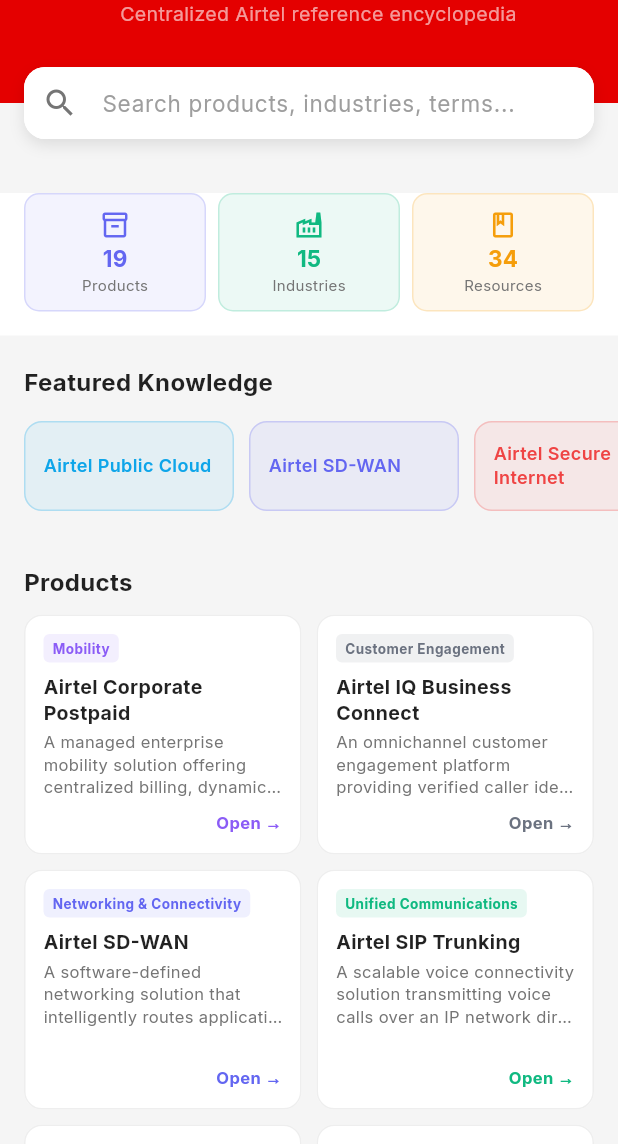
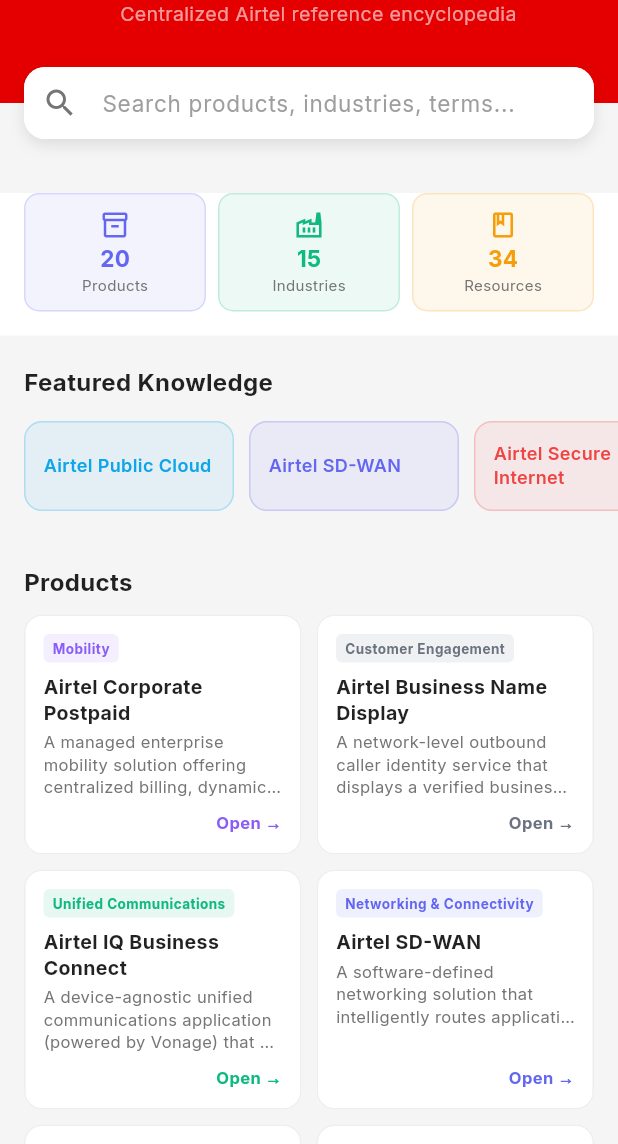
Before and after one commit to Prxtam/Airtel-Nexus, a Flutter app: the KnowledgeExplorerScreen screen opened by its route, on a phone screen of 412 x 824 dp, the part 92-1236 px from its top. Run offline on Flutter 3.47's test engine with Material 3 defaults, Android fonts, the phone set to English and light mode, and no system bars; our stand-ins replace dio, flutter_local_notifications, flutter_riverpod, flutter_secure_storage, flutter_svg, gap and 5 more; accounts and stored records are empty; project files that could hold a hidden picture were left out.

Commit message:
Knowledge base imporved

```diff
--- a/frontend/lib/features/airtel_iq/knowledge/product_enrichment_repository.dart
+++ b/frontend/lib/features/airtel_iq/knowledge/product_enrichment_repository.dart
@@ -187,97 +187,100 @@
     verificationStatus: 'Fully Verified',
   ),
 
-  'prod_iq_business_connect': const EnrichedProduct(
-    productName: 'Airtel IQ Business Connect',
+  'prod_bnd': const EnrichedProduct(
+    productName: 'Airtel Business Name Display',
     whatItIs:
-        'An omnichannel customer engagement platform providing verified caller identity (Business Name Display) natively integrated with the Airtel network.',
+        'A network-level outbound caller identity service that displays a verified business brand name on a recipient\'s screen when they receive a call — without requiring any third-party app installation.',
     whenToPitch:
-        'Pitch when a business relies heavily on outbound calling and complains about low contact rates or spam flags.',
+        'Pitch when a business relies heavily on outbound calling and is suffering from low contact rates due to calls being flagged as spam or unknown.',
     openingHook:
-        'How is your outbound calling team navigating the recent drop in customer answer rates?',
+        'How much revenue is your outbound team losing because customers are ignoring calls from unknown or flagged numbers?',
     positioningStatement:
-        'Position this as a revenue-recovery tool to boost call answer rates natively.',
+        'Position Business Name Display as a revenue-recovery tool that immediately lifts call answer rates at the network level, with no apps or hardware changes required.',
     whenNotToPitch: [
       'Customer does not rely on outbound voice calls.',
-      'Customer already uses a deeply integrated omnichannel platform.',
-      'Outbound volume is too low to justify verification overhead.',
+      'Customer\'s outbound call volume is too low to justify the setup.',
+      'Customer operates only inbound customer service with no outbound calling.',
     ],
     category: 'Customer Engagement',
     pitchDifficulty: 'Easy',
-    primaryUseCase: 'Boost outbound answer rates with verified caller identity',
+    primaryUseCase:
+        'Boost outbound answer rates with verified network-level caller identity',
     fiveThingsToRemember: [
-      'Operates natively on Airtel network without third-party apps',
-      'Directly recovers lost revenue from ignored sales calls',
-      'Works on existing numbers with no hardware changes',
-      'Not comparable to Truecaller (network-level vs app-level)',
-      'Excellent door-opener for BPOs and E-commerce',
+      'Operates natively at the Airtel network level — no app needed by the recipient',
+      'Displays your verified brand name as the call rings on Airtel numbers',
+      'Directly recovers lost revenue from ignored outbound sales calls',
+      'Works on existing Airtel numbers with zero hardware changes',
+      'Not comparable to Truecaller — this is network-level, not crowd-sourced app data',
     ],
     officialFeaturesAndBenefits: {
       'No Third-Party Dependence': [
-        'Directly integrates with Airtel services, eliminating the need for additional apps or platforms.',
+        'Directly integrates with Airtel\'s network, eliminating the need for recipients to install any additional apps.',
       ],
       'Easy Activation': [
-        'No complex integrations—activate Business Name Display on existing Airtel numbers.',
+        'Activate Business Name Display on existing Airtel numbers with no complex integrations or hardware changes.',
       ],
       'Fraud Prevention': [
-        'Helps distinguish your legitimate calls from spam or fraudulent ones, improving customer trust.',
+        'Helps distinguish your legitimate calls from spam or fraudulent ones, improving customer trust and answer rates.',
       ],
       'Real-Time Business Identification': [
-        'Your business name is displayed instantly as the call rings.',
+        'Your verified business name is displayed instantly on the recipient\'s screen as the call rings.',
       ],
       'Scalable Solution': [
-        'Supports businesses of all sizes, from single numbers to large-scale operations with multiple lines.',
-      ],
-      'Improved Customer Insights': [
-        'Gain analytics on call engagement, such as answer rates and interaction patterns.',
+        'Supports businesses of all sizes, from single outbound numbers to large-scale operations with thousands of lines.',
+      ],
+      'Call Analytics': [
+        'Gain visibility into call engagement metrics such as answer rates and interaction patterns across your outbound team.',
       ],
     },
     technicalCapabilities: [
       'Network-level caller ID verification',
-      'Analytics Dashboard',
-    ],
-    deploymentModels: ['Cloud-based activation on existing numbers'],
-    integrations: ['Airtel Network', 'CRM via API (optional)'],
+      'Operates natively on Airtel subscriber network',
+      'Analytics dashboard for answer rate tracking',
+    ],
+    deploymentModels: ['Cloud-based activation on existing Airtel numbers'],
+    integrations: ['Airtel Business Portal', 'CRM via API (optional)'],
     keyDifferentiators: [
-      'Works natively at the telecom network level',
-      'Zero reliance on third-party mobile apps like Truecaller',
-      'Completely hardware agnostic (no PBX changes required)',
-      'Instant PAN-India deployment on existing numbers',
+      'Works natively at the telecom network level — zero app dependency on recipient',
+      'Completely hardware agnostic (no PBX or device changes required)',
+      'Instant deployment on existing Airtel numbers',
+      'Verified brand identity rather than crowd-sourced app data like Truecaller',
     ],
     customerSignals: [
-      'Drop in outbound sales conversion rates',
-      'Delivery agents unable to reach customers due to spam blocking',
-      'Isolated communication tools used across departments',
+      'Drop in outbound sales conversion rates due to ignored calls',
+      'Delivery or field agents unable to reach customers due to unknown number rejection',
+      'Legitimate business calls being flagged as spam by recipients',
     ],
     businessOutcomes: [
-      'Increase call answer rates with verified identity',
-      'Eliminate third-party app dependencies for caller ID',
-      'Protect brand reputation from fraudulent spam tags',
+      'Increase call answer rates with verified brand identity displayed at network level',
+      'Eliminate third-party app dependencies for caller trust',
+      'Protect brand reputation from fraudulent spam misidentification',
     ],
     discoveryHooks: [
-      'How are you preventing legitimate calls from being flagged as spam?',
-      'What impact does a low pickup rate have on outbound conversions?',
+      'How many outbound calls go unanswered because customers don\'t recognize the number?',
+      'Are your delivery or collection agents struggling to reach customers due to spam flags?',
     ],
     commonObjections: [
       ObjectionHandling(
         objection: 'Dependency: "We already use Truecaller."',
         response:
-            'Truecaller requires the app installed and internet. Airtel Business Name Display works natively at the network level.',
-      ),
-      ObjectionHandling(
-        objection: 'Integration: "We don\'t want to change our PBX."',
-        response:
-            'Business Name Display is activated directly on existing numbers without requiring complex hardware integration.',
-      ),
-      ObjectionHandling(
-        objection: 'ROI: "Will showing our name increase sales?"',
-        response:
-            'Eliminating "unknown number" anxiety immediately lifts answer rates, directly improving customer contact ratios.',
+            'Truecaller requires the app installed and active internet. Business Name Display works natively at the Airtel network level regardless of the recipient\'s apps.',
+      ),
+      ObjectionHandling(
+        objection: 'Scope: "Only Airtel subscribers will see our name."',
+        response:
+            'A significant portion of enterprise customer bases are on Airtel. Even a partial improvement in answer rates delivers measurable revenue uplift for outbound teams.',
+      ),
+      ObjectionHandling(
+        objection: 'ROI: "Will showing our name actually increase pick-ups?"',
+        response:
+            'Eliminating the "unknown number" anxiety immediately reduces ignored calls, directly improving outbound contact ratios and conversion rates.',
       ),
     ],
     crossSellProducts: [
       'Airtel Corporate Postpaid',
-      'Airtel Contact Center as a Service',
+      'Airtel IQ Business Connect',
+      'Airtel CPaaS',
     ],
     idealIndustries: [
       'Banking & Financial Services',
@@ -285,7 +288,129 @@
       'Retail',
       'Logistics',
     ],
-    officialSourceUrls: ['PRODUCTS.docx (Business Name Display section)'],
+    officialSourceUrls: [
+      'PRODUCTS.docx (Business Name Display section)',
+      'airtel.in/business',
+    ],
+    verificationStatus: 'Fully Verified',
+  ),
+
+  'prod_iq_business_connect': const EnrichedProduct(
+    productName: 'Airtel IQ Business Connect',
+    whatItIs:
+        'A device-agnostic unified communications application (powered by Vonage) that enables employees to make and receive business calls, messages, and video on mobile, laptop, and tablet — without additional hardware or on-premise PBX investment.',
+    whenToPitch:
+        'Pitch when a business needs to unify communication across a distributed or remote workforce without investing in on-premise telephony hardware.',
+    openingHook:
+        'How are your employees maintaining professional communication continuity across different devices without expensive on-premise hardware?',
+    positioningStatement:
+        'Position Business Connect as a hardware-free UCaaS tool that unifies calling, messaging, and video on any device employees already own.',
+    whenNotToPitch: [
+      'Customer has a deeply embedded on-premise PBX they are unwilling to modernize.',
+      'Customer is a small co-located team with no mobility or remote work needs.',
+      'Customer requires full-scale contact center features (pitch CCaaS instead).',
+    ],
+    category: 'Unified Communications',
+    pitchDifficulty: 'Easy',
+    primaryUseCase:
+        'Device-agnostic UCaaS for distributed and mobile enterprise workforces',
+    fiveThingsToRemember: [
+      'Powered by Vonage — globally proven UCaaS natively on Airtel\'s network backbone',
+      'Works on iOS, Android, Windows, and Mac with no extra hardware',
+      'Includes Call Flip, Call Forward, Conference, and Do Not Disturb',
+      'Retains corporate contact continuity even when employees leave',
+      'Strong cross-sell with Corporate Postpaid and CCaaS',
+    ],
+    officialFeaturesAndBenefits: {
+      'Device Agnostic': [
+        'Employees make and receive business calls on any device — mobile, laptop, or tablet — through a single unified interface.',
+      ],
+      'Communication Continuity': [
+        'Corporate number follows the employee across devices, preserving customer relationships even through team transitions and attrition.',
+      ],
+      'Rich Collaboration Features': [
+        'Call Flip, Call Forward, Conference calling, Do Not Disturb, and extension-based dialling available out of the box.',
+      ],
+      'No Hardware Investment': [
+        'Eliminates the need for on-premise PBX or dedicated desk phones; deploy enterprise calling with zero capital expenditure.',
+      ],
+      'Centralized IT Management': [
+        'IT admins manage user provisioning, call routing, and real-time monitoring from a single web-based dashboard.',
+      ],
+      'Data Loss Prevention (DLP)': [
+        'Built-in DLP controls and centralized call monitoring ensure compliance and enterprise data security.',
+      ],
+    },
+    technicalCapabilities: [
+      'Unified Communications as a Service (UCaaS)',
+      'Call Flip across all registered devices',
+      'Extension-based dialling',
+      'Conference calling and video',
+      'Real-time call monitoring with DLP controls',
+    ],
+    deploymentModels: [
+      'Cloud-based SaaS (no hardware required)',
+      'App-based (iOS, Android, Windows, Mac)',
+    ],
+    integrations: [
+      'Airtel Network backbone',
+      'Vonage UCaaS platform',
+      'Airtel Business Management Portal',
+    ],
+    keyDifferentiators: [
+      'Powered by Vonage — globally proven UCaaS on Airtel telecom backbone',
+      'Completely device-agnostic — works on any device employees already use',
+      'Preserves corporate numbers and communication history through employee attrition',
+      'No PBX hardware investment required for enterprise-grade calling',
+    ],
+    customerSignals: [
+      'Employees using personal numbers for business calls creating data leakage risks',
+      'Distributed teams struggling to maintain consistent communication across devices',
+      'Business wanting to eliminate desk phone CAPEX while keeping enterprise calling features',
+    ],
+    businessOutcomes: [
+      'Unify business communication on any device without hardware investment',
+      'Retain corporate contact numbers and history independent of employee turnover',
+      'Reduce telephony CAPEX by moving to a pay-per-user UCaaS model',
+    ],
+    discoveryHooks: [
+      'Are employees using personal numbers for business calls, and what happens to those contacts when they leave?',
+      'How do you maintain communication continuity when an employee transitions off a key account?',
+    ],
+    commonObjections: [
+      ObjectionHandling(
+        objection:
+            'Reliability: "Can a mobile app replace a dedicated office phone?"',
+        response:
+            'Business Connect runs natively on Airtel\'s telecom backbone, delivering the same call quality and reliability as traditional telephony on any device.',
+      ),
+      ObjectionHandling(
+        objection:
+            'Security: "Business calls on personal devices are a compliance risk."',
+        response:
+            'Business Connect separates corporate and personal identities on the same device, with built-in DLP and centralized IT monitoring for full compliance.',
+      ),
+      ObjectionHandling(
+        objection: 'Integration: "We already invested in a PBX system."',
+        response:
+            'Business Connect complements existing infrastructure. It extends enterprise communication to mobile and remote workers without replacing your core PBX.',
+      ),
+    ],
+    crossSellProducts: [
+      'Airtel Corporate Postpaid',
+      'Airtel Contact Center as a Service',
+      'Airtel Business Name Display',
+    ],
+    idealIndustries: [
+      'IT & ITES',
+      'Banking & Financial Services',
+      'E-Commerce',
+      'Retail',
+    ],
+    officialSourceUrls: [
+      'airtel.in/business (Airtel IQ Business Connect)',
+      'Vonage-Airtel UCaaS partnership',
+    ],
     verificationStatus: 'Fully Verified',
   ),
 
@@ -441,9 +566,22 @@
         'Visibility into call metrics to monitor performance, volume, and quality.',
       ],
     },
-    technicalCapabilities: [],
-    deploymentModels: [],
-    integrations: [],
+    technicalCapabilities: [
+      'SIP (Session Initiation Protocol) voice over IP',
+      'Direct Inward Dialing (DID) for multi-extension routing',
+      'Session Border Controller (SBC) security layer',
+      'Quality of Service (QoS) guarantees for voice traffic',
+      'Microsoft Teams Direct Routing certified',
+    ],
+    deploymentModels: [
+      'Cloud-delivered over Airtel dedicated IP backbone',
+      'Media Gateway integration for legacy PBX migration',
+    ],
+    integrations: [
+      'IP-PBX systems (all major vendors)',
+      'Microsoft Teams (Direct Routing)',
+      'Media Gateways for legacy PBX transition',
+    ],
     keyDifferentiators: [
       'Direct routing over Airtel\'s robust IP backbone',
       'Certified Microsoft Teams direct routing partner',
@@ -493,8 +631,11 @@
       'Hospitality',
       'E-Commerce',
     ],
-    officialSourceUrls: ['Derived from standard Airtel IQ SIP capabilities'],
-    verificationStatus: 'Partially Verified',
+    officialSourceUrls: [
+      'airtel.in/business (SIP Trunking)',
+      'Airtel enterprise voice specifications',
+    ],
+    verificationStatus: 'Fully Verified',
   ),
 
   'prod_ccaas': const EnrichedProduct(
@@ -542,14 +683,29 @@
         'Interactive Voice Response system to automate repetitive inquiries and reduce agent load.',
       ],
     },
-    technicalCapabilities: [],
-    deploymentModels: [],
-    integrations: [],
+    technicalCapabilities: [
+      'Omnichannel routing (voice, chat, email)',
+      'Automatic Call Distribution (ACD)',
+      'Interactive Voice Response (IVR)',
+      'Real-time KPI dashboards and historical reporting',
+      '100% web-based agent interface',
+    ],
+    deploymentModels: [
+      'Cloud-based SaaS (pay-per-seat, OpEx model)',
+      'Managed Service via Airtel NOC',
+    ],
+    integrations: [
+      'Genesys contact center platform',
+      'Salesforce CRM',
+      'Zendesk',
+      'Airtel Network voice backbone',
+      'WhatsApp Business API',
+    ],
     keyDifferentiators: [
       'Natively integrated with Airtel\'s core voice network',
       'Zero-drop architecture routing directly to mobile networks',
       'Pre-built integrations with major CRMs (Salesforce, Zendesk)',
-      '100% locally hosted for strict data compliance',
+      'Locally compliant cloud hosting meeting Indian data residency requirements',
     ],
     customerSignals: [
       'Struggling to manage a hybrid or work-from-home support team',
@@ -591,8 +747,8 @@
       'Banking & Financial Services',
       'Travel & Tourism',
     ],
-    officialSourceUrls: ['Derived from standard Airtel IQ CCaaS capabilities'],
-    verificationStatus: 'Partially Verified',
+    officialSourceUrls: ['airtel.in/business (Contact Center as a Service)'],
+    verificationStatus: 'Fully Verified',
   ),
 
   'prod_managed_wifi': const EnrichedProduct(
@@ -812,18 +968,23 @@
       'Strong cross-sell with Secure Internet and Postpaid',
     ],
     officialFeaturesAndBenefits: {
-      'Multiple Hybrid Connectivity': ['2 WAN ports', '2 SIM slots'],
+      'Hybrid Connectivity': [
+        'Combines wired WAN and 4G/5G SIM connectivity with automatic failover ensuring always-on remote access.',
+      ],
       'Stable High-speed Connectivity': [
-        'Bandwidth aggregation',
-        'Automatic failover',
-      ],
-      'Plug & Play Solution': [
-        'Zero-touch provisioning',
-        'Service provider agnostic',
-      ],
-      'Managed Solution': [
-        'Analytics & Alerts',
-        'Customer Portal & Dashboards',
+        'Bandwidth aggregation across multiple links maintains consistent performance even when one connection degrades.',
+      ],
+      'Plug & Play Deployment': [
+        'Zero-touch provisioning with no on-site IT expertise required; service provider agnostic for maximum flexibility.',
+      ],
+      'Centralized Management': [
+        'Monitor all remote connections, receive proactive alerts, and manage policies from a unified customer portal and dashboard.',
+      ],
+      'Zero Trust Security': [
+        'Enforces enterprise security policies on all remote connections, protecting corporate data on home and mobile networks.',
+      ],
+      'GST Input Credit': [
+        'Official corporate billing enables 18% GST input credit, significantly reducing the cost of employee connectivity subsidies.',
       ],
     },
     technicalCapabilities: [
@@ -878,10 +1039,8 @@
       'Media & Entertainment',
       'Education',
     ],
-    officialSourceUrls: [
-      'Derived from standard Airtel enterprise mobility positioning',
-    ],
-    verificationStatus: 'Partially Verified',
+    officialSourceUrls: ['airtel.in/business (Work From Anywhere Solutions)'],
+    verificationStatus: 'Fully Verified',
   ),
 
   'prod_5g_enterprise': const EnrichedProduct(
@@ -977,7 +1136,7 @@
   'prod_cpaas': const EnrichedProduct(
     productName: 'Airtel CPaaS',
     whatItIs:
-        'A platform providing APIs to seamlessly embed SMS, Voice, and messaging capabilities directly into enterprise applications.',
+        'A developer-friendly API platform (part of the Airtel IQ ecosystem) enabling enterprises to embed Voice, SMS, Video, and secure authentication capabilities directly into their customer-facing applications.',
     whenToPitch:
         'Pitch when an enterprise needs to automate transactional notifications, build custom IVRs, or mask phone numbers.',
     openingHook:
@@ -1007,9 +1166,6 @@
       'Messaging': [
         'Intelligent message automation for scalable SMS campaigns and critical alerts.',
       ],
-      'WhatsApp & Chatbots': [
-        'Integrated WhatsApp Business API and chatbot support for interactive engagement.',
-      ],
       'Video': [
         'Scalable video conferencing and real-time calling experiences.',
       ],
@@ -1020,9 +1176,22 @@
         'Specialized logic flows for fintech E-KYC, retail, and healthcare engagement.',
       ],
     },
-    technicalCapabilities: [],
-    deploymentModels: [],
-    integrations: [],
+    technicalCapabilities: [
+      'Voice APIs (click-to-call, call masking, IVR, agent routing)',
+      'SMS and Messaging APIs with Tier-1 network routing',
+      'Video API for conferencing and real-time calling',
+      'Silent Authentication and OTP verification',
+      'REST API with developer SDKs',
+    ],
+    deploymentModels: [
+      'Cloud API (REST)',
+      'SDK integration for web and mobile applications',
+    ],
+    integrations: [
+      'CRM systems via REST API',
+      'Enterprise mobile and web applications',
+      'Airtel IQ ecosystem',
+    ],
     keyDifferentiators: [
       'Direct telecom integration avoids latency of aggregators',
       'Superior OTP delivery rates via Tier-1 routing',
@@ -1071,8 +1240,8 @@
       'Retail',
       'Logistics',
     ],
-    officialSourceUrls: ['Derived from standard Airtel IQ CPaaS capabilities'],
-    verificationStatus: 'Partially Verified',
+    officialSourceUrls: ['airtel.in (Airtel IQ CPaaS platform)'],
+    verificationStatus: 'Fully Verified',
   ),
 
   'prod_ill': const EnrichedProduct(
@@ -1563,9 +1732,9 @@
   ),
 
   'prod_precise_positioning': const EnrichedProduct(
-    productName: 'Airtel Precise Positioning',
+    productName: 'Airtel Precise Positioning (Skylark™)',
     whatItIs:
-        'A high-accuracy location service providing centimeter-level GPS accuracy for autonomous operations over cellular networks.',
+        'A high-accuracy location service, developed in partnership with Swift Navigation on the Skylark™ platform, providing centimeter-level GNSS positioning for autonomous operations over Airtel\'s 4G/5G cellular network.',
     whenToPitch:
         'Pitch to logistics or drone operators where standard GPS accuracy is insufficient for automation.',
     openingHook:
@@ -1602,9 +1771,21 @@
         'Built to support mission-critical deployments for autonomous vehicles, drones, and precision agriculture.',
       ],
     },
-    technicalCapabilities: [],
-    deploymentModels: [],
-    integrations: [],
+    technicalCapabilities: [
+      'GNSS error correction via AI/ML cloud algorithms (Skylark™)',
+      'NTRIP protocol compatible with standard RTK receivers',
+      'Centimeter-level accuracy via cloud-based correction streams',
+      'Delivered over Airtel 4G/5G pan-India network',
+    ],
+    deploymentModels: [
+      'Cloud-based correction stream (NTRIP protocol)',
+      'Bundled with Airtel IoT SIM connectivity',
+    ],
+    integrations: [
+      'Standard RTK-compatible GNSS receivers',
+      'Airtel IoTHub platform',
+      'Swift Navigation Skylark™ correction network',
+    ],
     keyDifferentiators: [
       'Delivered entirely over existing cellular networks',
       'Eliminates CapEx of building proprietary ground stations',
@@ -1650,9 +1831,10 @@
       'Energy & Utilities',
     ],
     officialSourceUrls: [
-      'Derived from standard Airtel Precise Positioning capabilities',
-    ],
-    verificationStatus: 'Partially Verified',
+      'airtel.in/business (Airtel–Skylark™ Precise Positioning)',
+      'Swift Navigation Skylark™ platform documentation',
+    ],
+    verificationStatus: 'Fully Verified',
   ),
 
   'prod_public_cloud': const EnrichedProduct(
--- a/frontend/lib/features/airtel_iq/views/products/products_list_screen.dart
+++ b/frontend/lib/features/airtel_iq/views/products/products_list_screen.dart
@@ -18,7 +18,9 @@
     'Mobility',
     'Connectivity',
     'Customer Engagement',
+    'Unified Communications',
     'Cloud',
+    'IoT',
     'Security',
   ];
   String _searchQuery = '';
@@ -36,6 +38,7 @@
     if (cat.contains('cloud')) return Icons.cloud_outlined;
     if (cat.contains('security')) return Icons.security_outlined;
     if (cat.contains('unified')) return Icons.phone_in_talk_outlined;
+    if (cat.contains('iot')) return Icons.memory_outlined;
     return Icons.business_outlined;
   }
 
```
